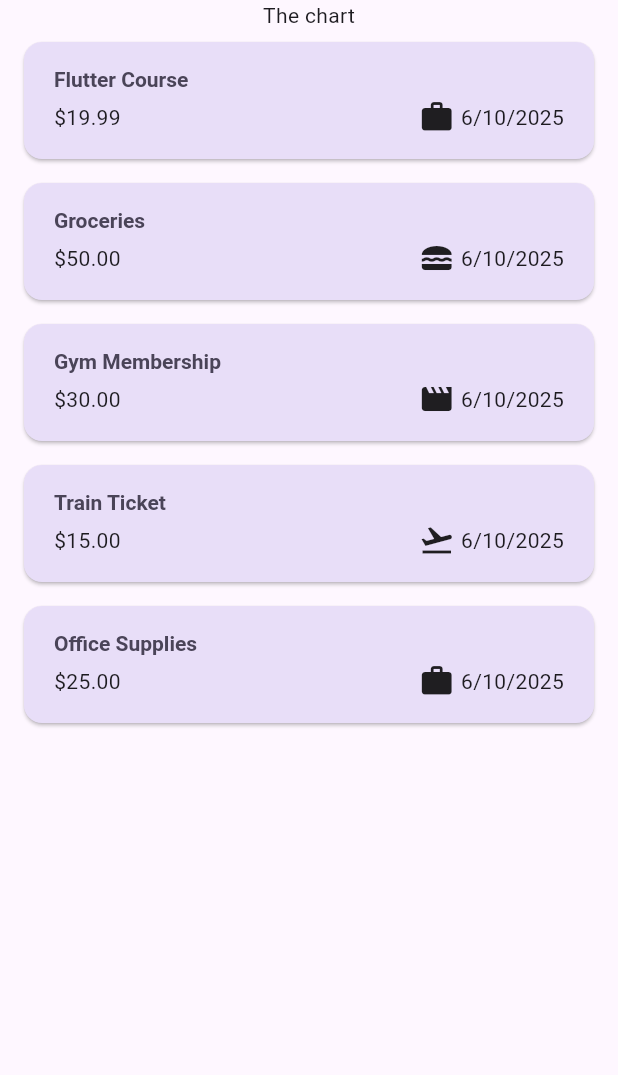
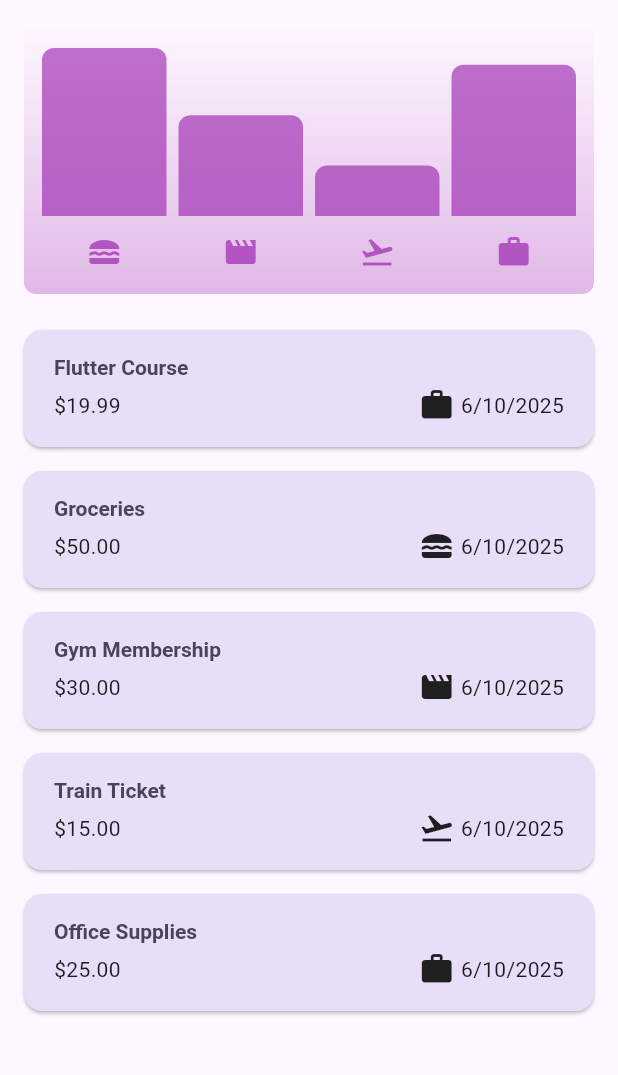
Before and after one commit to NevenD/expense_tracker, a Flutter app: the screen it shows after launch, on a phone screen of 412 x 824 dp, the part 84-1159 px from its top. Run offline on Flutter 3.47's test engine with Material 3 defaults, Android fonts, the phone set to English and light mode, and no system bars.

Commit message:
Adding chart

```diff
--- /dev/null
+++ b/lib/widgets/chart/chart.dart
@@ -0,0 +1,91 @@
+import 'package:flutter/material.dart';
+
+import 'package:expense_tracker/widgets/chart/chart_bar.dart';
+import 'package:expense_tracker/models/expense.dart';
+
+class Chart extends StatelessWidget {
+  const Chart({super.key, required this.expenses});
+
+  final List<Expense> expenses;
+
+  List<ExpenseBucket> get buckets {
+    return [
+      ExpenseBucket.forCategory(expenses, Category.food),
+      ExpenseBucket.forCategory(expenses, Category.leisure),
+      ExpenseBucket.forCategory(expenses, Category.travel),
+      ExpenseBucket.forCategory(expenses, Category.work),
+    ];
+  }
+
+  double get maxTotalExpense {
+    double maxTotalExpense = 0;
+
+    for (final bucket in buckets) {
+      if (bucket.totalExpenses > maxTotalExpense) {
+        maxTotalExpense = bucket.totalExpenses;
+      }
+    }
+
+    return maxTotalExpense;
+  }
+
+  @override
+  Widget build(BuildContext context) {
+    final isDarkMode =
+        MediaQuery.of(context).platformBrightness == Brightness.dark;
+    return Container(
+      margin: const EdgeInsets.all(16),
+      padding: const EdgeInsets.symmetric(vertical: 16, horizontal: 8),
+      width: double.infinity,
+      height: 180,
+      decoration: BoxDecoration(
+        borderRadius: BorderRadius.circular(8),
+        gradient: LinearGradient(
+          colors: [
+            Theme.of(context).colorScheme.primary.withValues(alpha: 0.3),
+            Theme.of(context).colorScheme.primary.withValues(alpha: 0.0),
+          ],
+          begin: Alignment.bottomCenter,
+          end: Alignment.topCenter,
+        ),
+      ),
+      child: Column(
+        children: [
+          Expanded(
+            child: Row(
+              crossAxisAlignment: CrossAxisAlignment.end,
+              children: [
+                for (final bucket in buckets) // alternative to map()
+                  ChartBar(
+                    fill: bucket.totalExpenses == 0
+                        ? 0
+                        : bucket.totalExpenses / maxTotalExpense,
+                  ),
+              ],
+            ),
+          ),
+          const SizedBox(height: 12),
+          Row(
+            children: buckets
+                .map(
+                  (bucket) => Expanded(
+                    child: Padding(
+                      padding: const EdgeInsets.symmetric(horizontal: 4),
+                      child: Icon(
+                        categoryIcons[bucket.category],
+                        color: isDarkMode
+                            ? Theme.of(context).colorScheme.secondary
+                            : Theme.of(
+                                context,
+                              ).colorScheme.primary.withValues(alpha: 0.7),
+                      ),
+                    ),
+                  ),
+                )
+                .toList(),
+          ),
+        ],
+      ),
+    );
+  }
+}
--- /dev/null
+++ b/lib/widgets/chart/chart_bar.dart
@@ -0,0 +1,34 @@
+import 'package:flutter/material.dart';
+
+class ChartBar extends StatelessWidget {
+  const ChartBar({super.key, required this.fill});
+
+  final double fill;
+
+  @override
+  Widget build(BuildContext context) {
+    final isDarkMode =
+        MediaQuery.of(context).platformBrightness == Brightness.dark;
+    return Expanded(
+      child: Padding(
+        padding: const EdgeInsets.symmetric(horizontal: 4),
+        child: FractionallySizedBox(
+          heightFactor: fill,
+          child: DecoratedBox(
+            decoration: BoxDecoration(
+              shape: BoxShape.rectangle,
+              borderRadius: const BorderRadius.vertical(
+                top: Radius.circular(8),
+              ),
+              color: isDarkMode
+                  ? Theme.of(context).colorScheme.secondary
+                  : Theme.of(
+                      context,
+                    ).colorScheme.primary.withValues(alpha: 0.65),
+            ),
+          ),
+        ),
+      ),
+    );
+  }
+}
--- a/lib/widgets/expenses.dart
+++ b/lib/widgets/expenses.dart
@@ -1,3 +1,4 @@
+import 'package:expense_tracker/widgets/chart/chart.dart';
 import 'package:expense_tracker/widgets/expenses_list/expenses_list.dart';
 import 'package:expense_tracker/models/expense.dart';
 import 'package:expense_tracker/widgets/new_expense.dart';
@@ -106,7 +107,7 @@ class _ExpensesState extends State<Expenses> {
       ),
       body: Column(
         children: [
-          const Text('The chart', style: TextStyle()),
+          Chart(expenses: _registeredExpenses),
           Expanded(child: mainContent),
         ],
       ),
```
